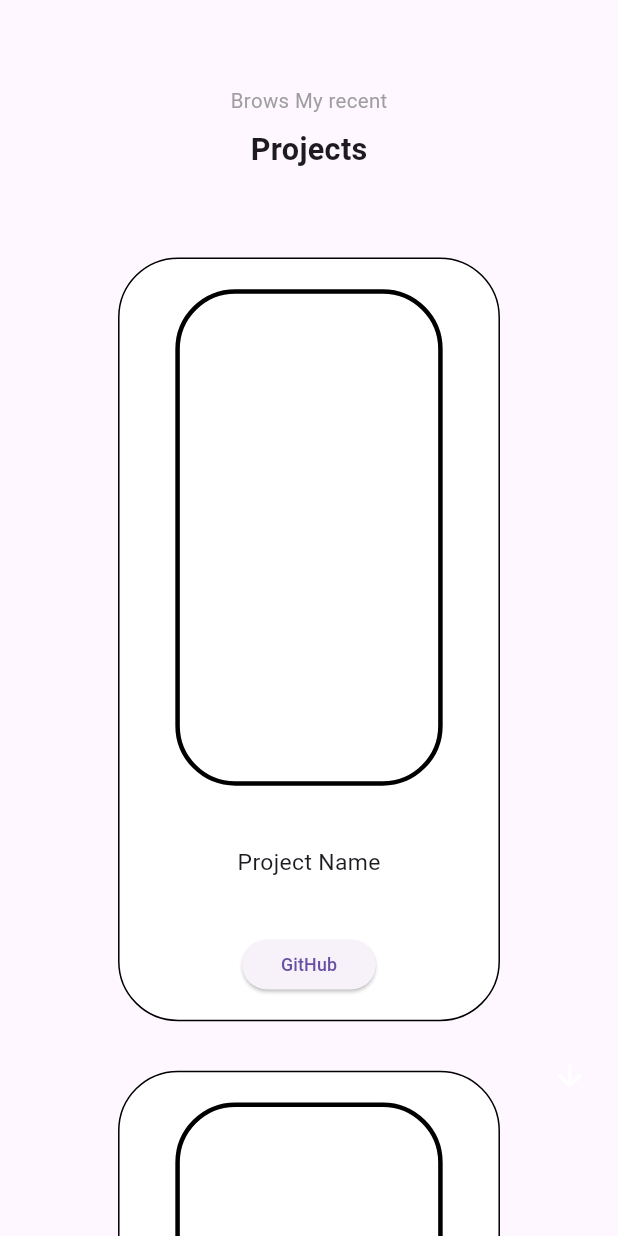
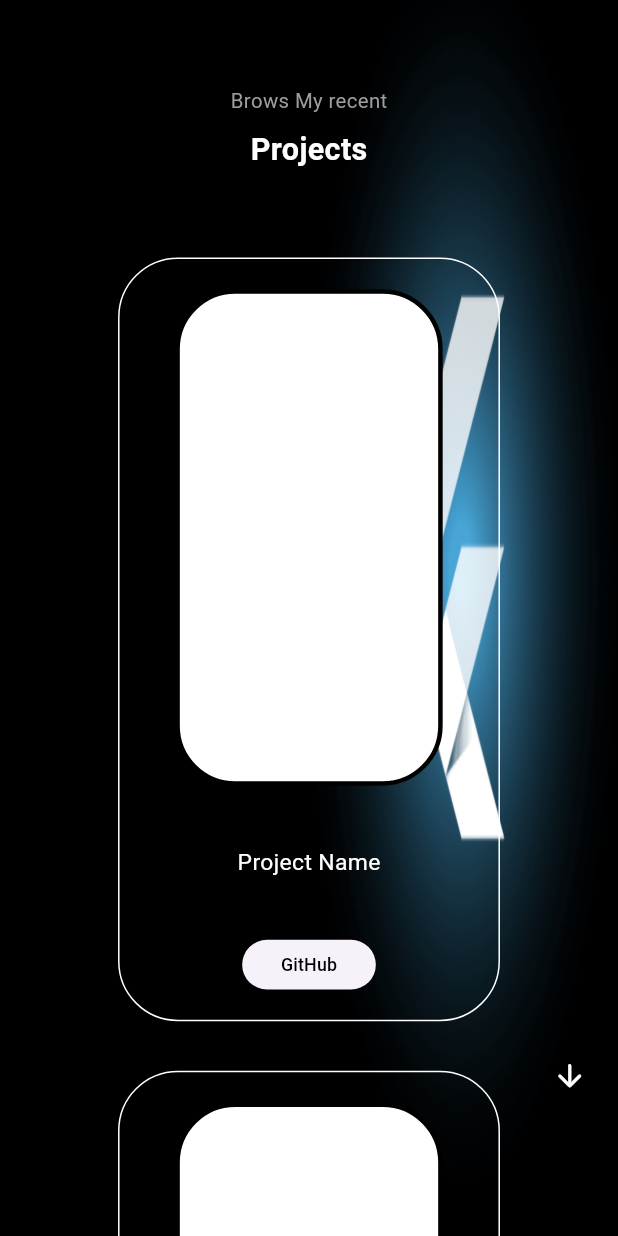
Before and after one commit to qutaiba-kot/Qutaiab-protofolio, a Flutter app: the screen it shows after launch, scrolled down 2304 dp, after a tap on "GitHub", on a phone screen of 412 x 824 dp. Run offline on Flutter 3.47's test engine with Material 3 defaults, Android fonts, the phone set to English and light mode, and no system bars; our stand-ins replace auto_size_text, bloc, equatable, flutter_bloc, font_awesome_flutter; missing offline and left inert: dart:html.

Commit message:
finishing applying the dark theme all over the website

```diff
--- a/lib/Core/Responsive helper/responsive_helper.dart
+++ b/lib/Core/Responsive helper/responsive_helper.dart
@@ -23,5 +23,5 @@
         ? (height * width) / 2 * 0.00009
         : isTablet
         ? (height * width) / 2 * 0.00005
-        : (height * width) / 2 * 0.00004;
+        : (height * width) / 2 * 0.00003;
 }
--- a/lib/Core/Widgets/title_and_sub.dart
+++ b/lib/Core/Widgets/title_and_sub.dart
@@ -1,4 +1,5 @@
 import 'package:flutter/material.dart';
+import 'package:protofolio/Core/Animations/home_animation.dart';
 
 class TitleAndSub extends StatelessWidget {
  final bool isMobile ;
@@ -21,7 +22,9 @@
               : isTablet
               ? (width*height) * 0.00004
               : (width*height) * 0.000019;
-    return Container(
+    return HomeAnimation(
+      beginOffset: Offset(0, -1),
+      child: Container(
         child: Column(
           children: [
             SizedBox(height: height * 0.07),
@@ -35,10 +38,12 @@
               style: TextStyle(
                 fontWeight: FontWeight.bold,
                 fontSize: subTitleFontSize,
+                color: Colors.white
               ),
             ),
           ],
         ),
+      ),
     );
   }
 }
--- a/lib/features/About Me/presentation/Screens/about_me_page.dart
+++ b/lib/features/About Me/presentation/Screens/about_me_page.dart
@@ -20,6 +20,12 @@
           final isTablet = state.deviceType == DeviceTypes.tablet;
           return Stack(
             children: [
+               Positioned.fill(
+                  child: Image.asset(
+                    "assets/files/flutter_pic.png",
+                    fit: BoxFit.fill,
+                  ),
+                ),
               SingleChildScrollView(
                 child: SizedBox(
                   height: state.height,
--- a/lib/features/About Me/presentation/Widgets/about_me_container_widget.dart
+++ b/lib/features/About Me/presentation/Widgets/about_me_container_widget.dart
@@ -29,20 +29,20 @@
       height: sizes.containerHeight,
       width: sizes.containerWidth,
       decoration: BoxDecoration(
-        color: Colors.white,
-        border: Border.all(color: Colors.black, width: 1),
+        color:Colors.blue.withOpacity(0.0),
+        border: Border.all(color: Colors.white, width: 1),
         borderRadius: BorderRadius.all(Radius.circular(40)),
       ),
       child: Column(
         crossAxisAlignment: CrossAxisAlignment.center,
         mainAxisAlignment: MainAxisAlignment.center,
         children: [
-          Icon(icon, size: sizes.iconSize, color: Colors.black),
+          Icon(icon, size: sizes.iconSize, color: Colors.white),
           Text(
             title,
             style: TextStyle(
               fontSize: sizes.titleSize,
-              color: Colors.black,
+              color: Colors.white,
               fontWeight: FontWeight.bold,
             ),
           ),
--- a/lib/features/About Me/presentation/Widgets/about_me_paragraph_container_widget.dart
+++ b/lib/features/About Me/presentation/Widgets/about_me_paragraph_container_widget.dart
@@ -1,5 +1,6 @@
 import 'package:auto_size_text/auto_size_text.dart';
 import 'package:flutter/material.dart';
+import 'package:protofolio/Core/Animations/home_animation.dart';
 import 'package:protofolio/features/About%20Me/Responsive%20Helper/about_me_responsive.dart';
 
 class AboutMeParagraphContainerWidget extends StatelessWidget {
@@ -23,19 +24,22 @@
       height: height,
       width: width,
     );
-    return Container(
+    return HomeAnimation(
+      beginOffset: Offset(0, 1),
+      child: Container(
         height: sizes.containerHeight,
         width: sizes.containerWidth,
         child: Padding(
           padding: const EdgeInsets.all(12),
           child: AutoSizeText(
             "Motivated and detail-oriented Accounting and Commercial Law graduate with a strong foundation in financial reporting, auditing, and legal compliance. Passionate about applying theoretical knowledge in real world financial environments while ensuring accuracy and ethical financial practices. Adept at problem-solving, budgeting, and tax computation, with excellent communication and teamwork skills. Seeking an opportunity to contribute to a dynamic accounting or finance team.",
-          style: const TextStyle(fontSize: 90),
+            style: const TextStyle(fontSize: 90 , color: Colors.white),
             maxLines: 10,
             minFontSize: 0,
             overflow: TextOverflow.ellipsis,
           ),
         ),
+      ),
     );
   }
 }
--- a/lib/features/About Me/presentation/Widgets/about_me_pic_conatiner_widget.dart
+++ b/lib/features/About Me/presentation/Widgets/about_me_pic_conatiner_widget.dart
@@ -1,4 +1,5 @@
 import 'package:flutter/material.dart';
+import 'package:protofolio/Core/Animations/home_animation.dart';
 import 'package:protofolio/features/About%20Me/Responsive%20Helper/about_me_responsive.dart';
 
 class AboutMePicConatinerWidget extends StatelessWidget {
@@ -19,12 +20,15 @@
   screenHeight: height,
   screenWidth: width,
 );
-    return Container(
-      height: sizes.height,
-      width: sizes.width,
-      child: ClipRRect(
-        borderRadius: BorderRadius.all(Radius.circular(60)),
-        child: Image.asset("assets/files/1nedPic.jpg", fit: BoxFit.cover),
+    return HomeAnimation(
+      beginOffset: Offset(-1, 0),
+      child: Container(
+        height: sizes.height,
+        width: sizes.width,
+        child: ClipRRect(
+          borderRadius: BorderRadius.all(Radius.circular(60)),
+          child: Image.asset("assets/files/1nedPic.jpg", fit: BoxFit.cover),
+        ),
       ),
     );
   }
--- a/lib/features/About Me/presentation/Widgets/about_me_row.dart
+++ b/lib/features/About Me/presentation/Widgets/about_me_row.dart
@@ -1,5 +1,6 @@
 import 'package:flutter/material.dart';
 import 'package:font_awesome_flutter/font_awesome_flutter.dart';
+import 'package:protofolio/Core/Animations/home_animation.dart';
 import 'package:protofolio/features/About%20Me/presentation/Widgets/about_me_container_widget.dart';
 import 'package:protofolio/features/About%20Me/presentation/Widgets/about_me_paragraph_container_widget.dart';
 import 'package:protofolio/features/About%20Me/presentation/Widgets/about_me_pic_conatiner_widget.dart';
@@ -18,7 +19,9 @@
         SizedBox(width: width * 0.030),
         Column(
           children: [
-            Row(
+            HomeAnimation(
+              beginOffset: Offset(1, 0),
+              child: Row(
                 children: [
                   AboutMeContainerWidget(
                     icon: FontAwesomeIcons.award,
@@ -43,6 +46,7 @@
                   ),
                 ],
               ),
+            ),
             AboutMeParagraphContainerWidget(
               height: height,
               width: width,
--- a/lib/features/Experince/presentation/Screens/experience_page.dart
+++ b/lib/features/Experince/presentation/Screens/experience_page.dart
@@ -20,6 +20,12 @@
           final isTablet = state.deviceType == DeviceTypes.tablet;
           return Stack(
             children: [
+               Positioned.fill(
+                  child: Image.asset(
+                    "assets/files/flutter_pic.png",
+                    fit: BoxFit.fill,
+                  ),
+                ),
               SingleChildScrollView(
                 child: SizedBox(
                   height: state.height,
--- a/lib/features/Experince/presentation/Widgets/experince_column.dart
+++ b/lib/features/Experince/presentation/Widgets/experince_column.dart
@@ -1,4 +1,5 @@
 import 'package:flutter/material.dart';
+import 'package:protofolio/Core/Animations/home_animation.dart';
 import 'package:protofolio/features/Experince/presentation/Widgets/experince_conatiner_widget.dart';
 
 class ExperinceColumn extends StatelessWidget {
@@ -6,7 +7,13 @@
   final bool isTablet;
   final double height;
   final double width;
-  const ExperinceColumn({super.key, required this.height, required this.width, required this.isMobile, required this.isTablet});
+  const ExperinceColumn({
+    super.key,
+    required this.height,
+    required this.width,
+    required this.isMobile,
+    required this.isTablet,
+  });
 
   @override
   Widget build(BuildContext context) {
@@ -14,9 +21,25 @@
       child: Column(
         mainAxisAlignment: MainAxisAlignment.center,
         children: [
-          ExperinceConatinerWidget(isMobile: isMobile , isTablet:isTablet , height:  height , width:  width),
+          HomeAnimation(
+            beginOffset: Offset(-1, 0),
+            child: ExperinceConatinerWidget(
+              isMobile: isMobile,
+              isTablet: isTablet,
+              height: height,
+              width: width,
+            ),
+          ),
           SizedBox(height: height * 0.050),
-          ExperinceConatinerWidget(isMobile: isMobile , isTablet:isTablet ,  height:  height , width:  width),
+          HomeAnimation(
+            beginOffset: Offset(1, 0),
+            child: ExperinceConatinerWidget(
+              isMobile: isMobile,
+              isTablet: isTablet,
+              height: height,
+              width: width,
+            ),
+          ),
         ],
       ),
     );
--- a/lib/features/Experince/presentation/Widgets/experince_conatiner_widget.dart
+++ b/lib/features/Experince/presentation/Widgets/experince_conatiner_widget.dart
@@ -22,8 +22,8 @@
       height: containerHeight,
       width: containerWidth,
       decoration: BoxDecoration(
-        color: Colors.white,
-        border: Border.all(color: Colors.black, width: 1.5),
+        color: Colors.white.withOpacity(0),
+        border: Border.all(color: Colors.white, width: 1.5),
         borderRadius: BorderRadius.all(Radius.circular(isMobile || isTablet? 90:40)),
       ),
       child: Column(
--- a/lib/features/Experince/presentation/Widgets/experince_widget.dart
+++ b/lib/features/Experince/presentation/Widgets/experince_widget.dart
@@ -16,7 +16,7 @@
     required this.icon,
     required this.skill,
     required this.level,
-    this.iconColor = Colors.black,
+    this.iconColor = Colors.white,
     required this.height,
     required this.width, required this.isMobile, required this.isTablet,
   });
@@ -42,11 +42,12 @@
               style: TextStyle(
                 fontWeight: FontWeight.bold,
                 fontSize: sizes.title,
+                color: Colors.white
               ),
             ),
             Text(
               level,
-              style: TextStyle(fontSize: sizes.subTitle),
+              style: TextStyle(fontSize: sizes.subTitle , color: Colors.white),
             ),
           ],
         ),
--- a/lib/features/Projects/presentation/Screens/project_page.dart
+++ b/lib/features/Projects/presentation/Screens/project_page.dart
@@ -19,6 +19,12 @@
           var isTablet = state.deviceType == DeviceTypes.tablet;
           return Stack(
             children: [
+              Positioned.fill(
+                  child: Image.asset(
+                    "assets/files/flutter_pic.png",
+                    fit: BoxFit.fill,
+                  ),
+                ),
               isMobile || isTablet
                   ? ProjectColumn(
                       isMobile: isMobile,
--- a/lib/features/Projects/presentation/Widgets/project_conatiner_widjets.dart
+++ b/lib/features/Projects/presentation/Widgets/project_conatiner_widjets.dart
@@ -18,8 +18,8 @@
     final sizes = ProjectsSizes(isMobile: isMobile, isTablet: isTablet, height: height, width: width);
     return Container(
       decoration: BoxDecoration(
-        color: Colors.white,
-        border: Border.all(color: Colors.black, width: 1),
+        color: Colors.white.withOpacity(0),
+        border: Border.all(color: Colors.white, width: 1),
         borderRadius: BorderRadius.all(Radius.circular(40)),
       ),
       height: sizes.outerContainerHeight,
@@ -38,7 +38,7 @@
           ),
           Text(
             "Project Name",
-            style: TextStyle(fontSize: sizes.projectName),
+            style: TextStyle(fontSize: sizes.projectName , color: Colors.white),
           ),
           ProjectGitHubLinkButton(isMobile: isMobile, isTablet: isTablet, height: height, width: width)
         ],
--- a/lib/features/Projects/presentation/Widgets/project_git_hub_link_button.dart
+++ b/lib/features/Projects/presentation/Widgets/project_git_hub_link_button.dart
@@ -26,7 +26,13 @@
     return SizedBox(
       height: sizes.buttonHeight,
       width: sizes.buttonWidth,
-      child: ElevatedButton(onPressed: () {}, child: Text("GitHub" , style: TextStyle(fontSize: sizes.buttonText),)),
+      child: ElevatedButton(
+        onPressed: () {},
+        child: Text(
+          "GitHub",
+          style: TextStyle(fontSize: sizes.buttonText, color: Colors.black),
+        ),
+      ),
     );
   }
 }
--- a/lib/features/home/presentation/Widgets/home_app_bar.dart
+++ b/lib/features/home/presentation/Widgets/home_app_bar.dart
@@ -1,4 +1,5 @@
 import 'package:flutter/material.dart';
+import 'package:protofolio/Core/Animations/home_animation.dart';
 import 'package:protofolio/Core/Widgets/row_selection_page.dart';
 
 class HomeAppBar extends StatelessWidget implements PreferredSizeWidget {
@@ -21,7 +22,9 @@
         : width < 1200
         ? 40
         : 50;
-    return AppBar(
+    return HomeAnimation(
+      beginOffset: Offset(1, 0),
+      child: AppBar(
         backgroundColor: Colors.transparent,
         elevation: 0,
         title: Text("", style: TextStyle(fontSize: fontSize , color: Colors.white)),
@@ -42,6 +45,7 @@
               isTablet: isTablet,
             ),
         ],
+      ),
     );
   }
 
```
Also changed, not shown: lib/features/Contact me/presentation/Screens/contact_me_page.dart (+34 -5 lines), lib/features/Contact me/presentation/Widgets/links_conatiner_widget.dart (+12 -9 lines), lib/features/Experince/presentation/Widgets/experince_row.dart (+19 -3 lines), lib/features/Projects/presentation/Widgets/project_row.dart (+14 -8 lines). Lines whose indentation alone changed are shown as unchanged.
